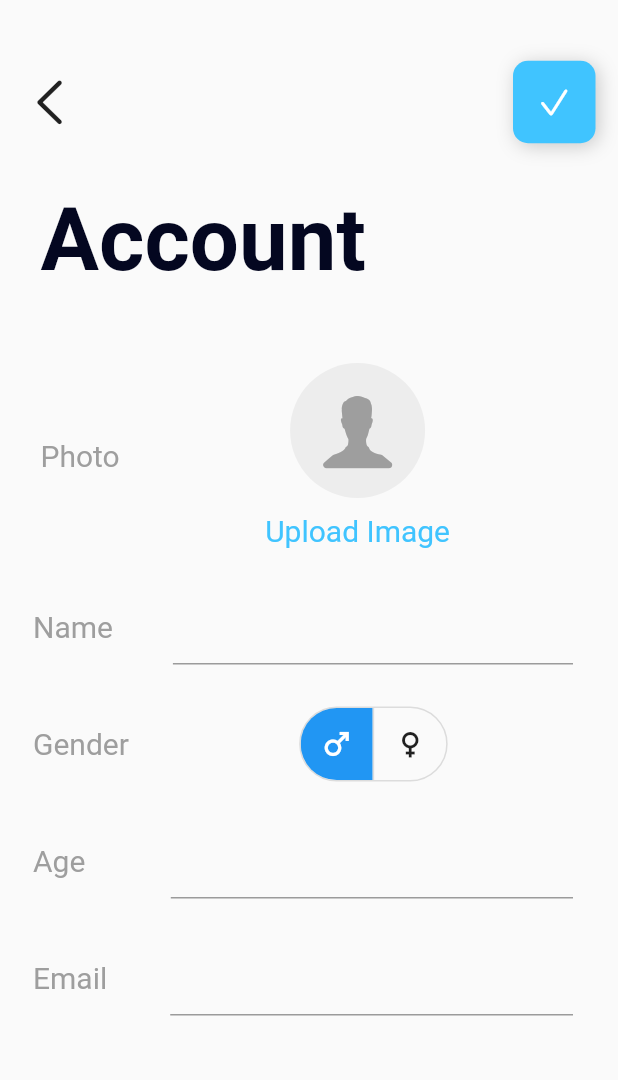
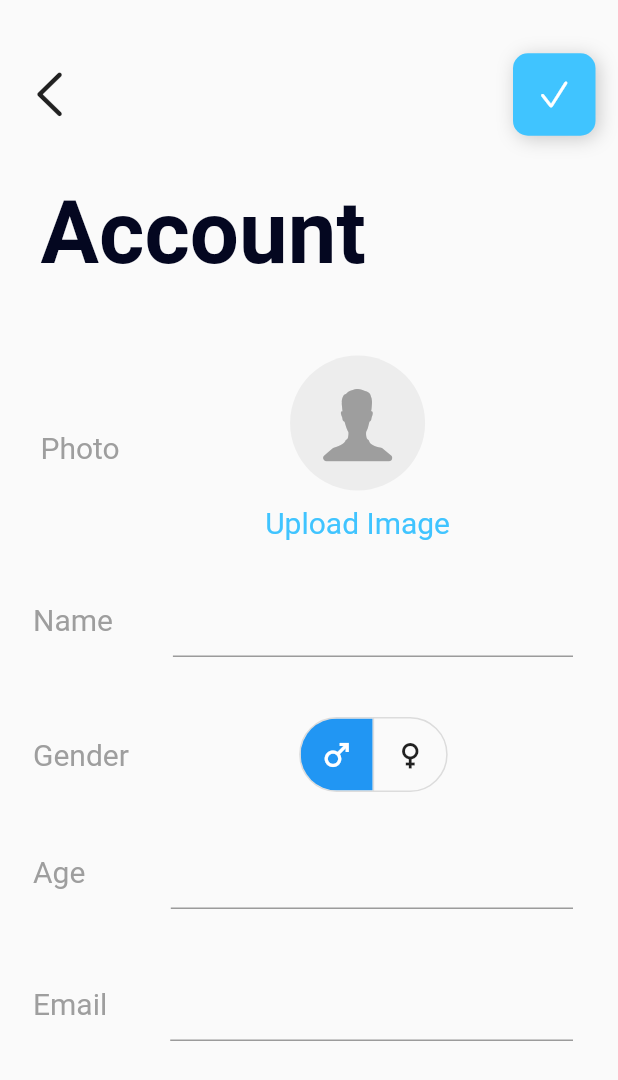
Before and after one commit to DesmondSol/UI-clone, a Flutter app: the Account screen opened directly, on a phone screen of 412 x 824 dp. Shown: the top 1080 px of the screen. Run offline on Flutter 3.47's test engine with Material 2 defaults, Android fonts, the phone set to English and light mode, and no system bars; our stand-ins replace fluttertoast; network calls fail.

Commit message:
some minor edit

```diff
--- a/lib/ui/screens/new_pages/account.dart
+++ b/lib/ui/screens/new_pages/account.dart
@@ -23,7 +23,7 @@ class Account extends StatelessWidget {
           children: <Widget>[
             // Display passed data from first screen
             Padding(
-              padding: const EdgeInsets.only(top: 40, left: 5, right: 15),
+              padding: const EdgeInsets.only(top: 35, left: 5, right: 15),
               child: Column(
                 crossAxisAlignment: CrossAxisAlignment.start,
                 children: [
@@ -161,7 +161,7 @@ class Account extends StatelessWidget {
               ),
             ),
             SizedBox(
-              height: 28,
+              height: 40,
             ),
             Padding(
               padding: EdgeInsets.only(left: 22, right: 30),
@@ -210,7 +210,7 @@ class Account extends StatelessWidget {
               ),
             ),
             SizedBox(
-              height: 28,
+              height: 38,
             ),
             Padding(
               padding: EdgeInsets.only(left: 22, right: 30),
```
